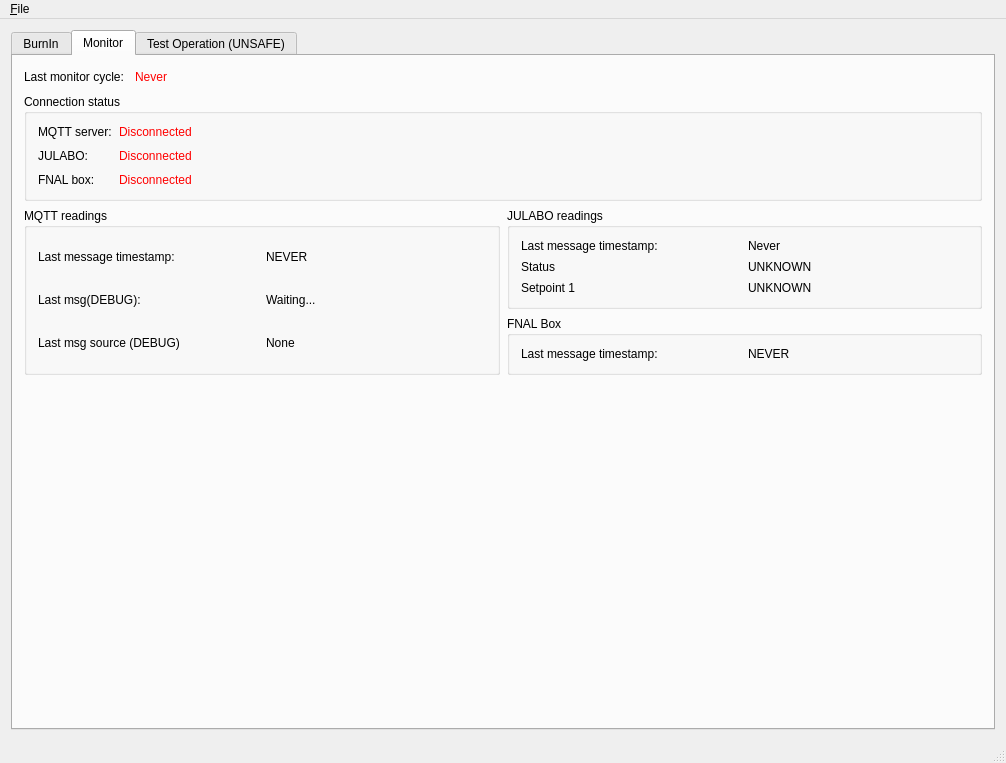
The window that GUI.ui (pisaoutertracker/BurnIn_Controller) describes before a commit, drawn with Qt 5.
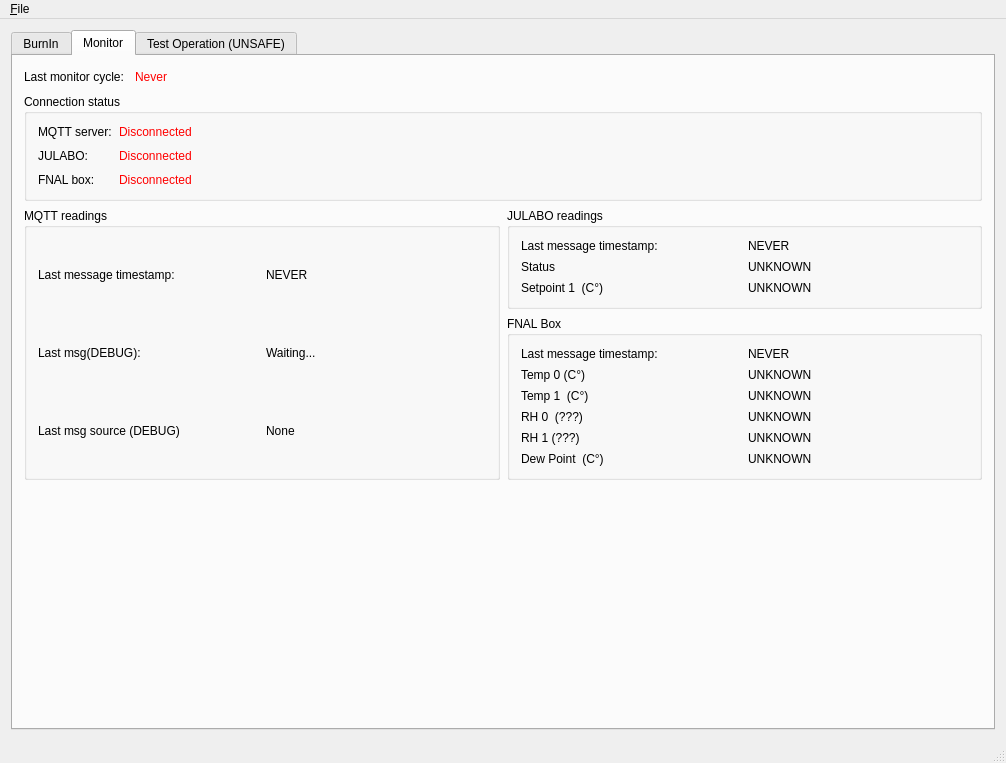
The same window after the commit. The open tabs and pages were chosen to show the change. Icons and pictures are not drawn.

Commit message: xml-->yaml. Added decoding of FNAL status.

```diff
--- a/GUI.ui
+++ b/GUI.ui
@@ -274,7 +274,7 @@
                <item row="0" column="1">
                 <widget class="QLabel" name="LastJulaboMsgTS_tag">
                  <property name="text">
-                  <string>Never</string>
+                  <string>NEVER</string>
                  </property>
                 </widget>
                </item>
@@ -295,7 +295,7 @@
                <item row="2" column="0">
                 <widget class="QLabel" name="label_16">
                  <property name="text">
-                  <string>Setpoint 1</string>
+                  <string>Setpoint 1  (C°)</string>
                  </property>
                 </widget>
                </item>
@@ -315,6 +315,20 @@
                <string>FNAL Box</string>
               </property>
               <layout class="QGridLayout" name="gridLayout_4">
+               <item row="3" column="0">
+                <widget class="QLabel" name="label_20">
+                 <property name="text">
+                  <string>RH 0  (???)</string>
+                 </property>
+                </widget>
+               </item>
+               <item row="5" column="1">
+                <widget class="QLabel" name="LastFNALBoxDP_tag">
+                 <property name="text">
+                  <string>UNKNOWN</string>
+                 </property>
+                </widget>
+               </item>
                <item row="0" column="0">
                 <widget class="QLabel" name="label_17">
                  <property name="text">
@@ -329,6 +343,62 @@
                  </property>
                 </widget>
                </item>
+               <item row="1" column="1">
+                <widget class="QLabel" name="LastFNALBoxTemp0_tag">
+                 <property name="text">
+                  <string>UNKNOWN</string>
+                 </property>
+                </widget>
+               </item>
+               <item row="1" column="0">
+                <widget class="QLabel" name="label_6">
+                 <property name="text">
+                  <string>Temp 0 (C°)</string>
+                 </property>
+                </widget>
+               </item>
+               <item row="5" column="0">
+                <widget class="QLabel" name="label_19">
+                 <property name="text">
+                  <string>Dew Point  (C°)</string>
+                 </property>
+                </widget>
+               </item>
+               <item row="2" column="1">
+                <widget class="QLabel" name="LastFNALBoxTemp1_tag">
+                 <property name="text">
+                  <string>UNKNOWN</string>
+                 </property>
+                </widget>
+               </item>
+               <item row="2" column="0">
+                <widget class="QLabel" name="label_18">
+                 <property name="text">
+                  <string>Temp 1  (C°)</string>
+                 </property>
+                </widget>
+               </item>
+               <item row="4" column="0">
+                <widget class="QLabel" name="label_21">
+                 <property name="text">
+                  <string>RH 1 (???)</string>
+                 </property>
+                </widget>
+               </item>
+               <item row="3" column="1">
+                <widget class="QLabel" name="LastFNALBoxRH0_tag">
+                 <property name="text">
+                  <string>UNKNOWN</string>
+                 </property>
+                </widget>
+               </item>
+               <item row="4" column="1">
+                <widget class="QLabel" name="LastFNALBoxRH1_tag">
+                 <property name="text">
+                  <string>UNKNOWN</string>
+                 </property>
+                </widget>
+               </item>
               </layout>
              </widget>
             </item>
```
Left out of the diff: 10 changed lines with no effect on the pictures. The commit also changes 6 other files.
